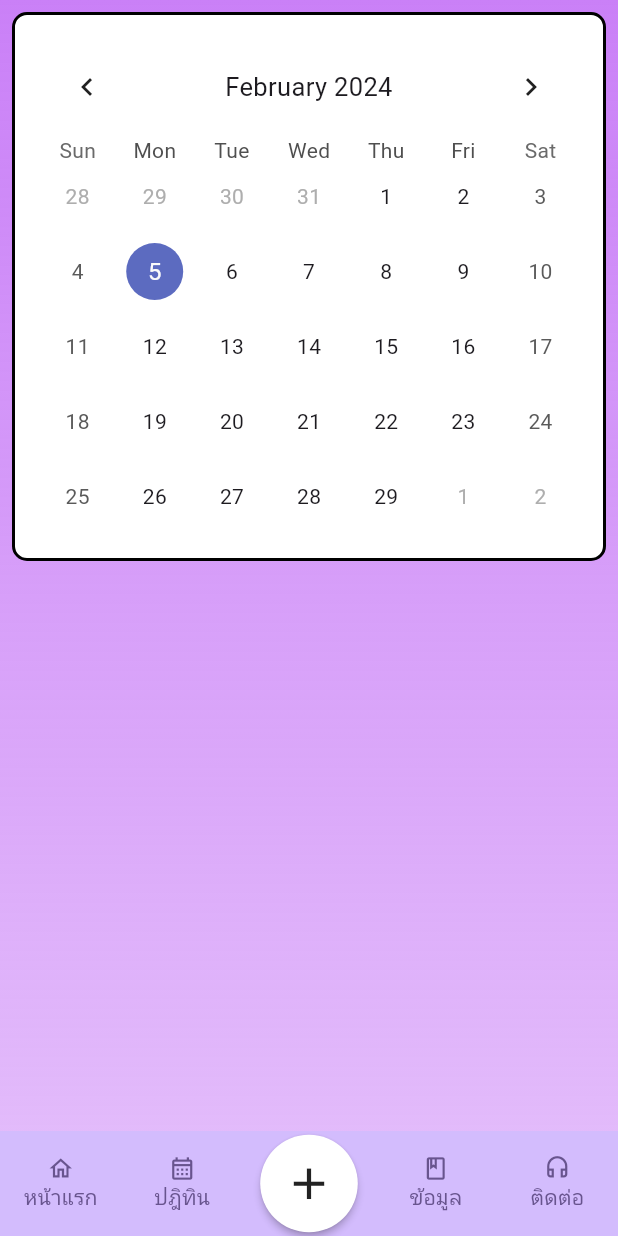
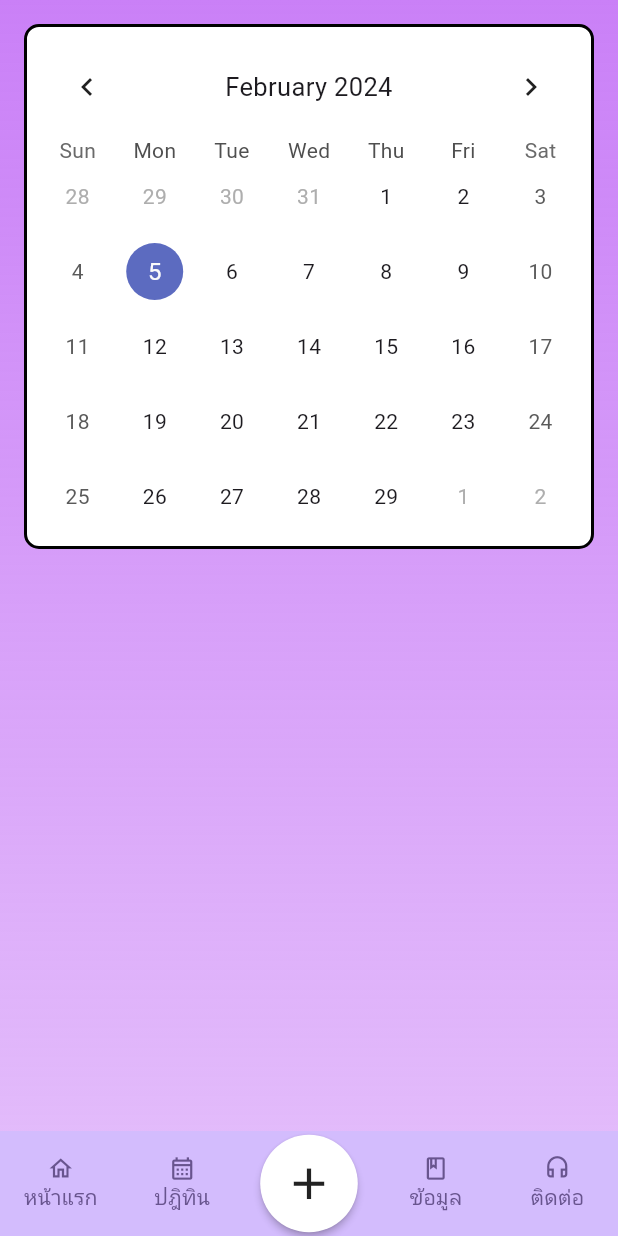
Before and after one commit to Leoevi/epilepsy_care_pmk, a Flutter app: the screen it shows after launch, item 2 of the bottom bar chosen, on a phone screen of 412 x 824 dp. Run offline on Flutter 3.47's test engine with Material 3 defaults, Android fonts, the phone set to English and light mode, and no system bars; drawn by our look-alikes of table_calendar; our stand-ins replace fl_chart.

Commit message:
refactor padding values to be constants

```diff
--- /dev/null
+++ b/lib/constants/padding_values.dart
@@ -0,0 +1,12 @@
+// Values for padding used in various widgets.
+// This is to keep the padding length uniform throughout the app
+// There doesn't seem to be many alternatives, and from what I have
+// looked at other apps, padding seems to also be just hardcoded in.
+// (https://stackoverflow.com/questions/61961988/how-do-i-store-my-default-padding-in-theme-of-in-flutter)
+
+// Initially, I wanted to create a class of constants, but that seemed
+// like it was not a good practice (https://stackoverflow.com/a/64795039)
+// So we will just declare them at the top level like so
+const double kSmallPadding = 8.0;
+const double kMediumPadding = 12.0;
+const double kLargePadding = 16.0;
--- a/lib/screens/calendar/calendar.dart
+++ b/lib/screens/calendar/calendar.dart
@@ -1,3 +1,4 @@
+import 'package:epilepsy_care_pmk/constants/padding_values.dart';
 import 'package:flutter/material.dart';
 import 'package:table_calendar/table_calendar.dart';
 
@@ -37,8 +38,8 @@ class _CalendarState extends State<Calendar> {
             ),
             borderRadius: BorderRadius.circular(10.0)
           ),
-          padding: const EdgeInsets.all(16.0),
-          margin: const EdgeInsets.all(8.0),
+          padding: const EdgeInsets.all(kSmallPadding),
+          margin: const EdgeInsets.all(kLargePadding),
           child: TableCalendar(
             calendarStyle: CalendarStyle(
 
```
Also changed, not shown: lib/custom_widgets/icon_label_detail_button.dart (+4 -4 lines), lib/screens/wiki/wiki.dart (+3 -4 lines).
